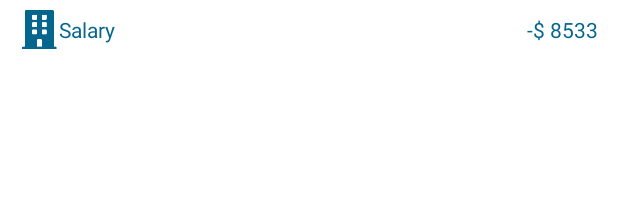
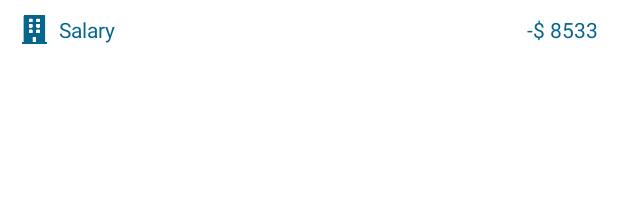
Before and after one commit to MinJerry1129/Calculator, an Android app: the layout list_home_liability.xml on its own in the app's theme, with its tools: preview values and no code run, on a phone screen of 412 x 824 dp. Shown: the top 200 px of the screen. Run offline under Robolectric (Android 15) with nearby library versions, the phone set to English and light mode, and no system bars.

Commit message:
update design

```diff
--- a/app/src/main/java/com/mobiledevteam/calculator/cell/IncomeListAdapter.java
+++ b/app/src/main/java/com/mobiledevteam/calculator/cell/IncomeListAdapter.java
@@ -45,8 +45,7 @@ public class IncomeListAdapter extends ArrayAdapter<PayInfo> {
 
         titleText.setText(mCategory.get(onePayinfo.getmCategoryID()).getmTitle());
         imageView.setImageResource(mCategory.get(onePayinfo.getmCategoryID()).getmImageUrl());
-        priceText.setText(onePayinfo.getmPrice());
-
+        priceText.setText("+$ " + onePayinfo.getmPrice());
         return listItem;
     }
 }
--- a/app/src/main/java/com/mobiledevteam/calculator/cell/LiabilityListAdapter.java
+++ b/app/src/main/java/com/mobiledevteam/calculator/cell/LiabilityListAdapter.java
@@ -42,7 +42,7 @@ public class LiabilityListAdapter extends ArrayAdapter<PayInfo> {
 
         titleText.setText(mCategory.get(onePayinfo.getmCategoryID()).getmTitle());
         imageView.setImageResource(mCategory.get(onePayinfo.getmCategoryID()).getmImageUrl());
-        priceText.setText(onePayinfo.getmPrice());
+        priceText.setText("-$ " + onePayinfo.getmPrice());
 
         return listItem;
     }
--- a/app/src/main/res/layout/activity_home.xml
+++ b/app/src/main/res/layout/activity_home.xml
@@ -125,6 +125,7 @@
                     android:id="@+id/layout_liability"
                     android:layout_width="match_parent"
                     android:layout_height="wrap_content"
+                    android:layout_marginTop="@dimen/_10sdp"
                     android:orientation="vertical">
                     <TextView
                         android:layout_width="match_parent"
@@ -134,7 +135,7 @@
                     <ListView
                         android:id="@+id/list_liability"
                         android:layout_width="match_parent"
-                        android:layout_height="wrap_content"
+                        android:layout_height="@dimen/_30sdp"
                         />
                 </LinearLayout>
 
--- a/app/src/main/res/layout/list_home_income.xml
+++ b/app/src/main/res/layout/list_home_income.xml
@@ -12,8 +12,8 @@
         android:gravity="center|start">
         <ImageView
             android:id="@+id/img_category"
-            android:layout_width="@dimen/_20sdp"
-            android:layout_height="@dimen/_20sdp"
+            android:layout_width="@dimen/_15sdp"
+            android:layout_height="@dimen/_15sdp"
             android:src="@drawable/flat"
             app:tint="@color/major"/>
         <TextView
--- a/app/src/main/res/layout/list_home_liability.xml
+++ b/app/src/main/res/layout/list_home_liability.xml
@@ -1,15 +1,18 @@
 <?xml version="1.0" encoding="utf-8"?>
 <LinearLayout xmlns:android="http://schemas.android.com/apk/res/android"
     android:layout_width="match_parent"
+    android:layout_height="wrap_content"
+    xmlns:app="http://schemas.android.com/apk/res-auto">
+    <LinearLayout
+        android:layout_width="match_parent"
         android:layout_height="@dimen/_30sdp"
-    xmlns:app="http://schemas.android.com/apk/res-auto"
         android:layout_marginStart="@dimen/_10sdp"
         android:layout_marginEnd="@dimen/_10sdp"
         android:gravity="center|start">
         <ImageView
             android:id="@+id/img_category"
-        android:layout_width="@dimen/_20sdp"
-        android:layout_height="@dimen/_20sdp"
+            android:layout_width="@dimen/_15sdp"
+            android:layout_height="@dimen/_15sdp"
             android:src="@drawable/flat"
             app:tint="@color/second"/>
         <TextView
@@ -17,6 +20,7 @@
             android:layout_width="0dp"
             android:layout_height="wrap_content"
             android:layout_weight="1"
+            android:layout_marginStart="@dimen/_5sdp"
             android:text="Salary"
             android:textColor="@color/second"/>
         <TextView
@@ -26,3 +30,5 @@
             android:text="-$ 8533"
             android:textColor="@color/second"/>
     </LinearLayout>
+
+</LinearLayout>
```
Also changed, not shown: app/src/main/java/com/mobiledevteam/calculator/home/HomeActivity.java (+7 -0 lines). Lines whose indentation alone changed are shown as unchanged.
